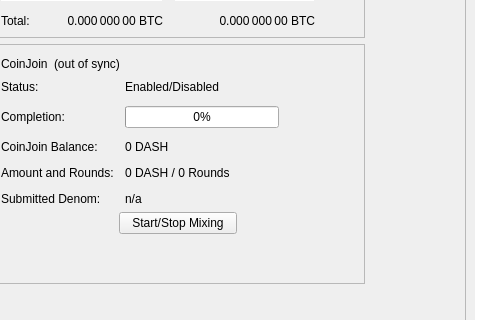
Above: src/qt/forms/overviewpage.ui from LKSCOIN/lkscoin-core before the change; both pictures show x 114 to 594 and y 178 to 498 of the 960 by 585 pixel window. Below: the same form after it.
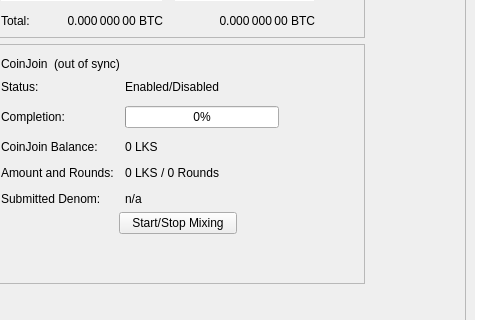
That is the form after the change.

Commit message:
rebrand: dash -> lks (mechanical, no behavior change)
- File renames: dashd->lksd, dash-cli->lks-cli, dash-tx->lks-tx,
  bench_dash->bench_lks, test_dash->test_lks, icons, manpages, contrib.
- String mapping: 'Dash Core'->'Lksc Core', Dash->Lks, dash->lks,
  DASH->LKS; URLs to LKSCOIN/LKSCOIN and lksfoundation.org.
- External library names preserved: bls-dash, leveldb, secp256k1,
  univalue (vendored upstream code untouched under depends/).
No consensus or behavior change intended in this commit.

```diff
--- a/src/qt/forms/overviewpage.ui
+++ b/src/qt/forms/overviewpage.ui
@@ -455,7 +455,7 @@
             <item row="2" column="1">
              <widget class="QLabel" name="labelAnonymized">
               <property name="text">
-               <string notr="true">0 DASH</string>
+               <string notr="true">0 LKS</string>
               </property>
              </widget>
             </item>
@@ -469,7 +469,7 @@
             <item row="3" column="1">
              <widget class="QLabel" name="labelAmountRounds">
               <property name="text">
-               <string>0 DASH / 0 Rounds</string>
+               <string>0 LKS / 0 Rounds</string>
               </property>
              </widget>
             </item>
```
Left out of the diff: 6 changed lines with no effect on the pictures. The commit also changes 746 other files.
